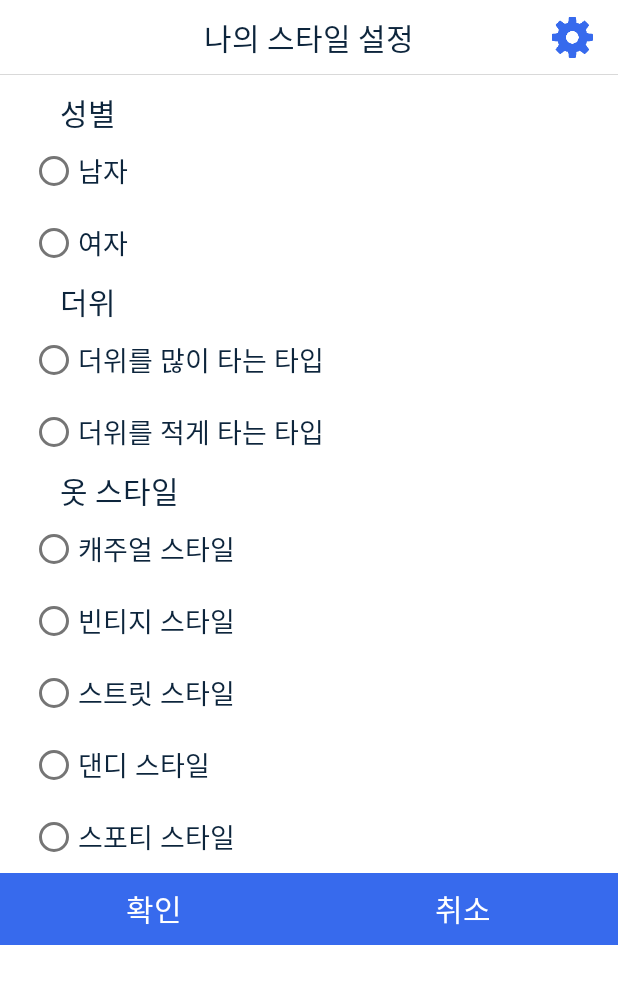
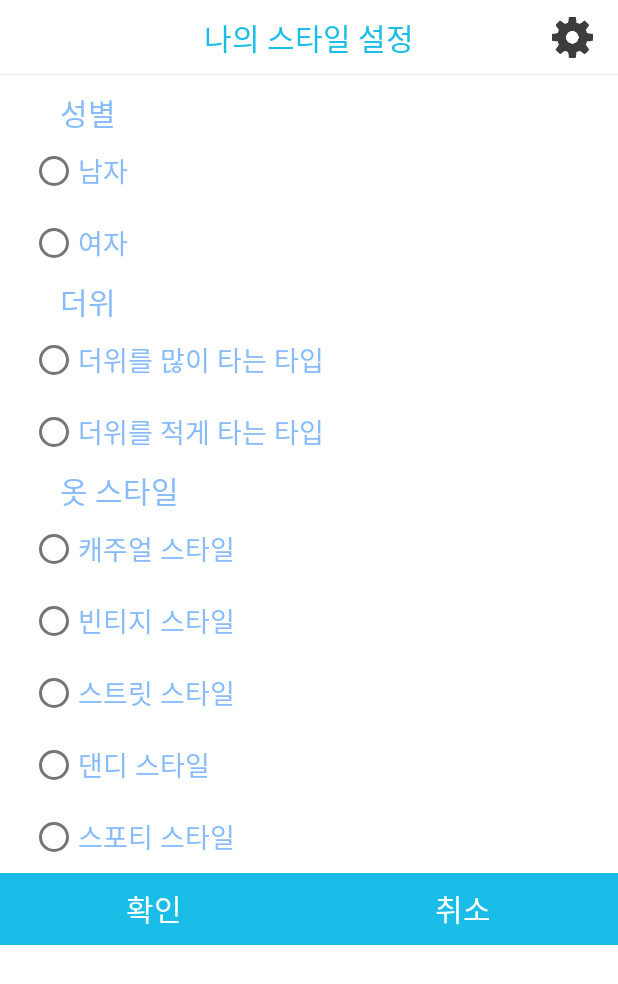
Before and after one commit to KamaTAEWOO/TodaysClothesKotlinVersion, an Android app: the screen it shows after launch (MyStyleSurveyActivity), on a phone screen of 412 x 824 dp. Shown: the top 984 px of the screen. Run offline under Robolectric (Android 15) with nearby library versions, the phone set to English and light mode, and no system bars; our stand-ins replace Dagger/Hilt's generated code, Timber.

Commit message:
[feat] color 추가 및 적용

```diff
--- a/design/src/main/res/layout/layout_appbar.xml
+++ b/design/src/main/res/layout/layout_appbar.xml
@@ -13,7 +13,7 @@
         android:layout_marginTop="10dp"
         android:layout_marginBottom="10dp"
         android:text="Test"
-        android:textColor="@color/main_tv"
+        android:textColor="@color/main_color"
         app:layout_constraintBottom_toBottomOf="parent"
         app:layout_constraintEnd_toEndOf="parent"
         app:layout_constraintStart_toStartOf="parent"
@@ -25,7 +25,7 @@
         android:layout_height="30dp"
         android:layout_marginEnd="15dp"
         android:background="@drawable/setting"
-        android:backgroundTint="@color/main_color"
+        android:backgroundTint="@color/sub_the_gray_color"
         android:contentDescription="설정버튼"
         app:layout_constraintBottom_toBottomOf="@id/tv_title"
         app:layout_constraintEnd_toEndOf="parent"
@@ -34,7 +34,7 @@
     <View
         android:layout_width="0dp"
         android:layout_height="0.3dp"
-        android:background="@color/light_silver"
+        android:background="@color/sub_gray_color"
         app:layout_constraintBottom_toBottomOf="parent"
         app:layout_constraintEnd_toEndOf="parent"
         app:layout_constraintStart_toStartOf="parent" />
--- a/design/src/main/res/values/colors.xml
+++ b/design/src/main/res/values/colors.xml
@@ -8,9 +8,10 @@
     <color name="black">#FF000000</color>
     <color name="white">#FFFFFFFF</color>
 
-    <color name="main_color">#376AED</color>
-    <color name="main_tv">#0D253C</color>
-
-    <color name="light_silver">#FFD9D9D9</color>
-    <color name="chinese_black_26">#FF421414</color>
+    <color name="main_color">#1ABDE7</color>
+    <color name="sub_blue_color">#87BBFB</color>
+    <color name="sub_yellow_color">#F9F4D7</color>
+    <color name="sub_red_color">#F18989</color>
+    <color name="sub_gray_color">#EDEDED</color>
+    <color name="sub_the_gray_color">#3D3D3D</color>
 </resources>
--- a/presentation/src/main/res/layout/activity_main_view.xml
+++ b/presentation/src/main/res/layout/activity_main_view.xml
@@ -24,7 +24,7 @@
     <View
         android:layout_width="0dp"
         android:layout_height="0.3dp"
-        android:background="@color/chinese_black_26"
+        android:background="@color/sub_gray_color"
         app:layout_constraintBottom_toTopOf="@id/bottom_navigation_view"
         app:layout_constraintEnd_toEndOf="parent"
         app:layout_constraintStart_toStartOf="parent" />
--- a/presentation/src/main/res/layout/activity_my_style_survey.xml
+++ b/presentation/src/main/res/layout/activity_my_style_survey.xml
@@ -41,7 +41,7 @@
                 android:layout_height="wrap_content"
                 android:layout_marginStart="40dp"
                 android:text="@string/survey_sex"
-                android:textColor="@color/main_tv"
+                android:textColor="@color/sub_blue_color"
                 app:layout_constraintEnd_toEndOf="parent"
                 app:layout_constraintStart_toStartOf="parent"
                 app:layout_constraintTop_toBottomOf="@id/rg_survey_sex" />
@@ -63,7 +63,7 @@
                     android:layout_width="match_parent"
                     android:layout_height="wrap_content"
                     android:text="@string/survey_sex_man"
-                    android:textColor="@color/main_tv" />
+                    android:textColor="@color/sub_blue_color" />
 
                 <!--        여자-->
                 <RadioButton
@@ -72,7 +72,7 @@
                     android:layout_width="wrap_content"
                     android:layout_height="wrap_content"
                     android:text="@string/survey_sex_woman"
-                    android:textColor="@color/main_tv" />
+                    android:textColor="@color/sub_blue_color" />
             </RadioGroup>
 
             <!--        더위 난이도-->
@@ -83,7 +83,7 @@
                 android:layout_height="wrap_content"
                 android:layout_marginStart="40dp"
                 android:text="@string/survey_heat"
-                android:textColor="@color/main_tv"
+                android:textColor="@color/sub_blue_color"
                 app:layout_constraintEnd_toEndOf="parent"
                 app:layout_constraintStart_toStartOf="parent"
                 app:layout_constraintTop_toBottomOf="@id/rg_survey_sex" />
@@ -105,7 +105,7 @@
                     android:layout_width="match_parent"
                     android:layout_height="wrap_content"
                     android:text="@string/survey_heat_very"
-                    android:textColor="@color/main_tv" />
+                    android:textColor="@color/sub_blue_color" />
 
                 <!--        더위 적게 타는 타입-->
                 <RadioButton
@@ -114,7 +114,7 @@
                     android:layout_width="wrap_content"
                     android:layout_height="wrap_content"
                     android:text="@string/survey_heat_little"
-                    android:textColor="@color/main_tv" />
+                    android:textColor="@color/sub_blue_color" />
             </RadioGroup>
 
             <!--        스타일 종류-->
@@ -125,7 +125,7 @@
                 android:layout_height="wrap_content"
                 android:layout_marginStart="40dp"
                 android:text="@string/survey_style"
-                android:textColor="@color/main_tv"
+                android:textColor="@color/sub_blue_color"
                 app:layout_constraintEnd_toEndOf="parent"
                 app:layout_constraintStart_toStartOf="parent"
                 app:layout_constraintTop_toBottomOf="@id/rg_survey_heat" />
@@ -147,7 +147,7 @@
                     android:layout_width="match_parent"
                     android:layout_height="wrap_content"
                     android:text="@string/survey_style_casual"
-                    android:textColor="@color/main_tv" />
+                    android:textColor="@color/sub_blue_color" />
 
                 <!--        스트릿 스타일-->
                 <RadioButton
@@ -156,7 +156,7 @@
                     android:layout_width="wrap_content"
                     android:layout_height="wrap_content"
                     android:text="@string/survey_style_vintage"
-                    android:textColor="@color/main_tv" />
+                    android:textColor="@color/sub_blue_color" />
 
                 <!--            빈티지 스타일-->
                 <RadioButton
@@ -165,7 +165,7 @@
                     android:layout_width="wrap_content"
                     android:layout_height="wrap_content"
                     android:text="@string/survey_style_street"
-                    android:textColor="@color/main_tv" />
+                    android:textColor="@color/sub_blue_color" />
 
                 <!--            댄디 스타일-->
                 <RadioButton
@@ -174,7 +174,7 @@
                     android:layout_width="wrap_content"
                     android:layout_height="wrap_content"
                     android:text="@string/survey_style_dandy"
-                    android:textColor="@color/main_tv" />
+                    android:textColor="@color/sub_blue_color" />
 
                 <!--            스포티 스타일-->
                 <RadioButton
@@ -183,7 +183,7 @@
                     android:layout_width="wrap_content"
                     android:layout_height="wrap_content"
                     android:text="@string/survey_style_sporty"
-                    android:textColor="@color/main_tv" />
+                    android:textColor="@color/sub_blue_color" />
             </RadioGroup>
 
             <LinearLayout
--- a/presentation/src/main/res/layout/item_hour_weather.xml
+++ b/presentation/src/main/res/layout/item_hour_weather.xml
@@ -9,7 +9,7 @@
         android:layout_width="70dp"
         android:layout_height="wrap_content"
         android:gravity="center"
-        android:textColor="@color/main_tv"
+        android:textColor="@color/sub_the_gray_color"
         style="@style/nanumsquare_bold_20"
         android:background="@drawable/bg_line_bleak"/>
 
@@ -18,7 +18,7 @@
         android:layout_width="70dp"
         android:layout_height="wrap_content"
         android:gravity="center"
-        android:textColor="@color/main_tv"
+        android:textColor="@color/main_color"
         style="@style/nanumsquare_bold_20"
         android:background="@drawable/bg_line_bleak"/>
 </LinearLayout>
```
Also changed, not shown: presentation/src/main/res/layout/activity_splash.xml (+4 -4 lines), presentation/src/main/res/layout/fragment_weather.xml (+11 -11 lines).
